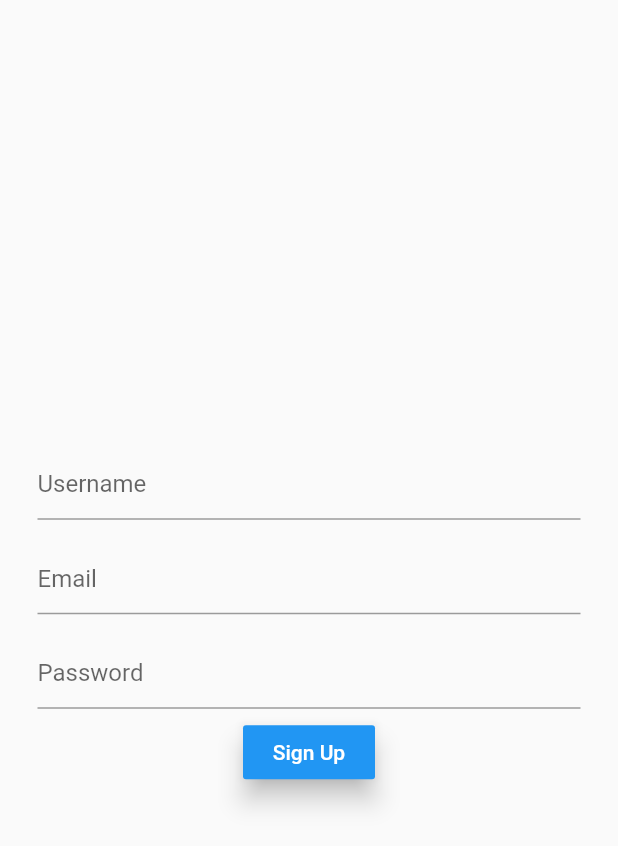
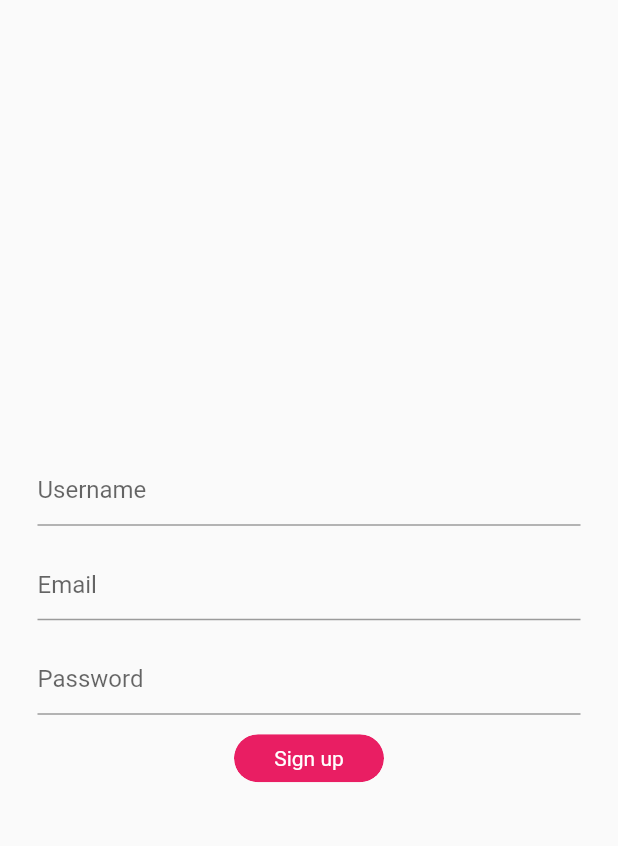
Before and after one commit to Tomino98sv/wardrobeAndroid, a Flutter app: the SignupPage screen opened directly, on a phone screen of 412 x 824 dp. Shown: the top 846 px of the screen. Run offline on Flutter 3.47's test engine with Material 2 defaults, Android fonts, the phone set to English and light mode, and no system bars; our stand-ins replace cloud_firestore, firebase_auth, firebase_storage, flutter_slidable, google_sign_in, image_picker and 1 more; missing offline and left inert: flutter_advanced_networkimage; accounts and stored records are empty; Roboto replaces fonts that are missing (Quicksand).

Commit message:
login uprava

```diff
--- a/lib/bl/videjko/loginpage.dart
+++ b/lib/bl/videjko/loginpage.dart
@@ -71,7 +71,7 @@
                       width: 100.0,
                       alignment: Alignment.center,
                       padding: EdgeInsets.symmetric(vertical: 8.0),
-                      child: Text('Login',style: TextStyle(color: Colors.white),
+                      child: Text('Log In',style: TextStyle(color: Colors.white),
                       ),
                     ),
                   ),
--- a/lib/bl/videjko/signUpPage.dart
+++ b/lib/bl/videjko/signUpPage.dart
@@ -59,12 +59,26 @@
                 onSaved: (input) => _password = input,
               ),
               SizedBox(height: 5.0),
-              RaisedButton(
-                child: Text('Sign Up'),
-                color: Colors.blue,
-                textColor: Colors.white,
-                elevation: 7.0,
-                onPressed: signUpMethod,
+              Container(
+                margin: EdgeInsets.only(top: 8.0),
+                child: ClipRRect(
+                  borderRadius: BorderRadius.circular(30.0),
+                  child: Material(
+                    color: Colors.pink,
+                    borderRadius: BorderRadius.circular(30.0),
+                    child: InkWell(
+                      splashColor: Colors.pink[400],
+                      onTap: signUpMethod,
+                      child: Container(
+                        width: 100.0,
+                        alignment: Alignment.center,
+                        padding: EdgeInsets.symmetric(vertical: 8.0),
+                        child: Text('Sign up',style: TextStyle(color: Colors.white),
+                        ),
+                      ),
+                    ),
+                  ),
+                ),
               )
             ],
           ),
```
Also changed, not shown: lib/bl/Pages/welcome.dart (+11 -10 lines), 1 other file.
